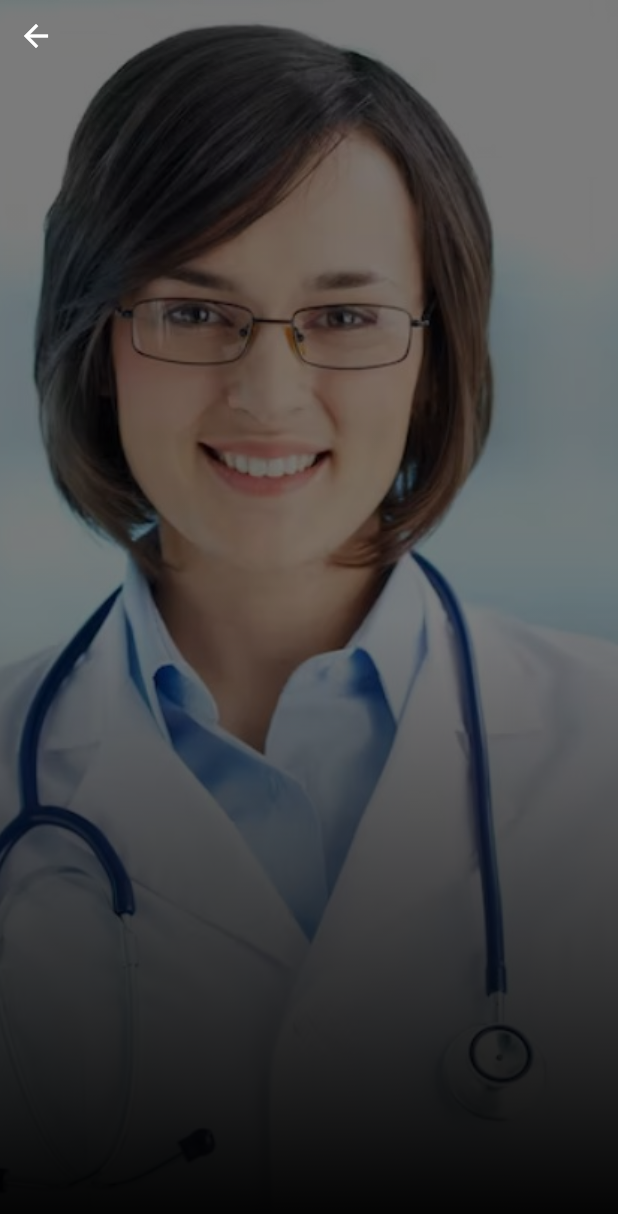
After one commit to Peterkimliz/digimhealth, a Flutter app: the screen it shows after launch, after a tap on "Get here!", on a phone screen of 412 x 824 dp. The commit adds this screen. Shown: the top 1214 px of the screen. Run offline on Flutter 3.47's test engine with Material 2 defaults, Android fonts, the phone set to English and light mode, and no system bars; our stand-ins replace cached_network_image, calendar_date_picker2, dots_indicator, firebase_core, firebase_storage, flutter_datetime_picker and 6 more; accounts and stored records are empty.

Commit message:
designed doctor page

```diff
--- /dev/null
+++ b/lib/screens/auth/components/background_image.dart
@@ -0,0 +1,26 @@
+
+import 'package:flutter/material.dart';
+
+class BackGroundImage extends StatelessWidget {
+  const BackGroundImage({Key? key}) : super(key: key);
+
+  @override
+  Widget build(BuildContext context) {
+    return  ShaderMask(
+      blendMode: BlendMode.darken,
+      shaderCallback: (value) => LinearGradient(
+          colors: [Colors.black, Colors.black12],
+          begin: Alignment.bottomCenter,
+          end: Alignment.center
+      ).createShader(value),
+      child: Container(
+        decoration: BoxDecoration(
+            image: DecorationImage(
+                fit: BoxFit.cover,
+                image: AssetImage("assets/images/doctor1.jpg"),
+                colorFilter:
+                ColorFilter.mode(Colors.black45, BlendMode.darken))),
+      ),
+    );
+  }
+}
--- /dev/null
+++ b/lib/screens/auth/doctor_login.dart
@@ -0,0 +1,37 @@
+import 'package:digimhealth/screens/auth/components/background_image.dart';
+import 'package:flutter/material.dart';
+import 'package:get/get.dart';
+
+class DoctorLogin extends StatelessWidget {
+  const DoctorLogin({Key? key}) : super(key: key);
+
+  @override
+  Widget build(BuildContext context) {
+    return SafeArea(
+      child: Stack(
+        children: [
+          BackGroundImage(),
+          Scaffold(
+            backgroundColor: Colors.transparent,
+            body: Container(
+              child: Column(
+                crossAxisAlignment: CrossAxisAlignment.start,
+                children: [
+                  IconButton(
+                    icon: Icon(
+                      Icons.arrow_back,
+                      color: Colors.white,
+                    ),
+                    onPressed: () {
+                      Get.back();
+                    },
+                  ),
+                ],
+              ),
+            ),
+          )
+        ],
+      ),
+    );
+  }
+}
--- /dev/null
+++ b/lib/screens/auth/doctor_register.dart
@@ -0,0 +1,10 @@
+import 'package:flutter/material.dart';
+
+class DoctorRegister extends StatelessWidget {
+  const DoctorRegister({Key? key}) : super(key: key);
+
+  @override
+  Widget build(BuildContext context) {
+    return Scaffold();
+  }
+}
--- a/lib/screens/onboard/onboardScreen.dart
+++ b/lib/screens/onboard/onboardScreen.dart
@@ -1,3 +1,4 @@
+import 'package:digimhealth/screens/auth/doctor_login.dart';
 import 'package:digimhealth/screens/auth/login.dart';
 import 'package:digimhealth/screens/auth/sign-up.dart';
 import 'package:digimhealth/screens/onboard/onboard_screen_one.dart';
@@ -134,11 +135,18 @@ class _OnboardScreenState extends State<OnboardScreen> {
                         "Are you a doctor?",
                         style: TextStyle(color: Colors.white),
                       ),
-                      Text(
-                        "Get here!",
-                        style: TextStyle(
-                            decoration: TextDecoration.underline,
-                            color: Colors.white),
+                      InkWell(
+                        onTap: () {
+                          Get.to(() => DoctorLogin(),
+                              transition: Transition.circularReveal,
+                              duration: Duration(milliseconds: 1000));
+                        },
+                        child: Text(
+                          "Get here!",
+                          style: TextStyle(
+                              decoration: TextDecoration.underline,
+                              color: Colors.white),
+                        ),
                       ),
                     ],
                   )
```
